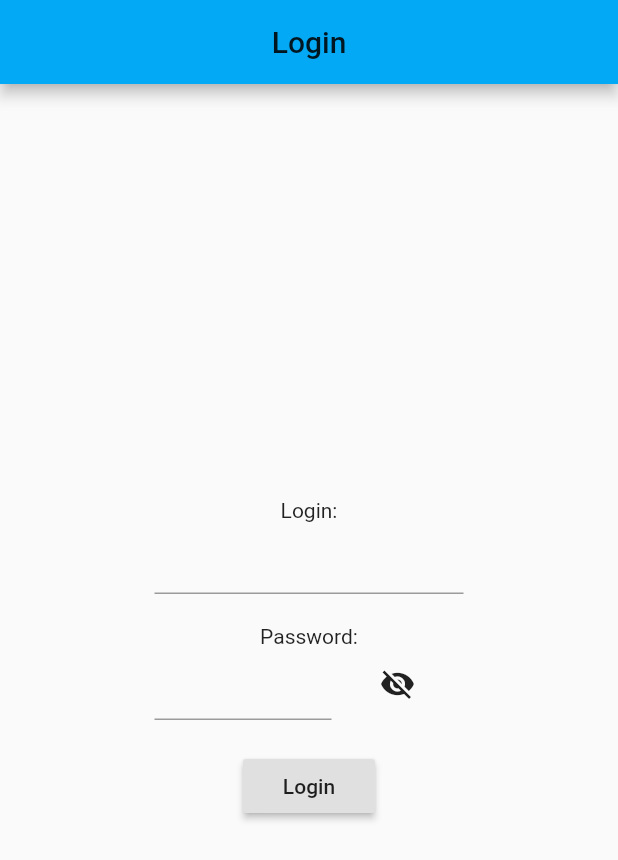
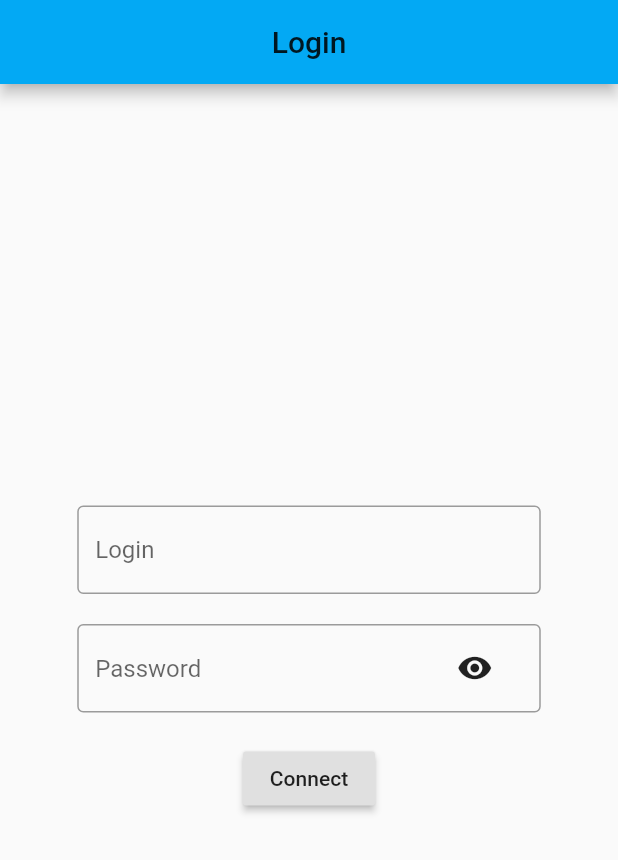
Before and after one commit to mickael-h/bus_guide, a Flutter app: the screen it shows after launch, on a phone screen of 412 x 824 dp. Shown: the top 860 px of the screen. Run offline on Flutter 3.47's test engine with Material 2 defaults, Android fonts, the phone set to English and light mode, and no system bars; our stand-ins replace cloud_firestore, firebase_auth, firebase_core, get, get_storage, google_maps_flutter; accounts and stored records are empty.

```diff
--- a/lib/controllers/bindings.dart/login_bindings.dart
+++ b/lib/controllers/bindings.dart/login_bindings.dart
@@ -3,7 +3,9 @@ import 'package:bus_guide/index.dart';
 class LoginBinding extends Bindings {
   @override
   void dependencies() {
-    Get.lazyPut<LoginController>(() => LoginController());
+    Get.lazyPut<LoginScreenController>(() => LoginScreenController());
+    Get.lazyPut<LoginInputController>(() => LoginInputController());
+    Get.lazyPut<FirebaseLoginController>(() => FirebaseLoginController());
     Get.lazyPut<UserController>(() => UserController());
   }
 }
--- /dev/null
+++ b/lib/controllers/login_input_controller.dart
@@ -0,0 +1,19 @@
+import 'package:bus_guide/index.dart';
+
+class LoginInputController extends GetxController {
+  final RxString login = ''.obs;
+  final RxString password = ''.obs;
+  final RxBool hidePassword = true.obs;
+
+  togglePasswordVisibility() {
+    hidePassword.value = !hidePassword.value;
+  }
+
+  setLogin(String newLogin) {
+    login.value = newLogin;
+  }
+
+  setPassword(String newPassword) {
+    password.value = newPassword;
+  }
+}
--- /dev/null
+++ b/lib/controllers/login_screen_controller.dart
@@ -0,0 +1,10 @@
+import 'package:bus_guide/index.dart';
+
+class LoginScreenController extends GetxController {
+  onConnectButtonPressed() async {
+    bool isConnected = await Get.find<FirebaseLoginController>().connect();
+    if (isConnected) {
+      Get.to(PlanningScreen(), binding: PlanningBinding());
+    }
+  }
+}
--- a/lib/screens/login_screen.dart
+++ b/lib/screens/login_screen.dart
@@ -15,14 +15,12 @@ class LoginScreen extends StatelessWidget {
   _getLoginLayout() {
     return Center(
       child: FractionallySizedBox(
-        widthFactor: 0.5,
+        widthFactor: 0.75,
         child: Column(
           mainAxisAlignment: MainAxisAlignment.center,
           children: [
-            Text('Login:'),
             _getLoginInput(),
             SizedBox(height: 20),
-            Text('Password:'),
             _getPasswordInput(),
             SizedBox(height: 20),
             _getConnectButton(),
@@ -34,37 +32,46 @@ class LoginScreen extends StatelessWidget {
 
   _getLoginInput() {
     return TextField(
-      onChanged: (txt) => Get.find<LoginController>().setLogin(txt),
+      decoration: InputDecoration(
+        hintText: 'Login',
+        border: const OutlineInputBorder(),
+      ),
+      onChanged: (txt) => Get.find<LoginInputController>().setLogin(txt),
     );
   }
 
   _getPasswordInput() {
-    return Row(children: [
-      Expanded(
-        flex: 1,
-        child: Obx(
+    return Stack(
+      alignment: Alignment.centerRight,
+      children: [
+        Obx(
           () => TextField(
-            obscureText: Get.find<LoginController>().passwordVisible.value,
-            onChanged: (txt) => Get.find<LoginController>().setPassword(txt),
+            decoration: InputDecoration(
+              hintText: 'Password',
+              border: const OutlineInputBorder(),
             ),
+            obscureText: Get.find<LoginInputController>().hidePassword.value,
+            onChanged: (txt) =>
+                Get.find<LoginInputController>().setPassword(txt),
           ),
         ),
         Obx(
           () => FlatButton(
             onPressed: () =>
-              Get.find<LoginController>().togglePasswordVisibility(),
-          child: Icon(Get.find<LoginController>().passwordVisible.value
+                Get.find<LoginInputController>().togglePasswordVisibility(),
+            child: Icon(Get.find<LoginInputController>().hidePassword.value
                 ? Icons.visibility
                 : Icons.visibility_off),
           ),
         ),
-    ]);
+      ],
+    );
   }
 
   _getConnectButton() {
     return RaisedButton(
-      child: Text('Login'),
-      onPressed: Get.find<LoginController>().connect,
+      child: Text('Connect'),
+      onPressed: Get.find<LoginScreenController>().onConnectButtonPressed,
     );
   }
 }
```
Also changed, not shown: lib/controllers/firebase_login_controller.dart (added, +25 -0 lines), lib/controllers/login_controller.dart (deleted, +0 -42 lines), lib/controllers/planning_controller.dart (+11 -3 lines), lib/index.dart (+7 -1 lines), lib/screens/planning_screen.dart (+10 -18 lines). Lines whose indentation alone changed are shown as unchanged.
